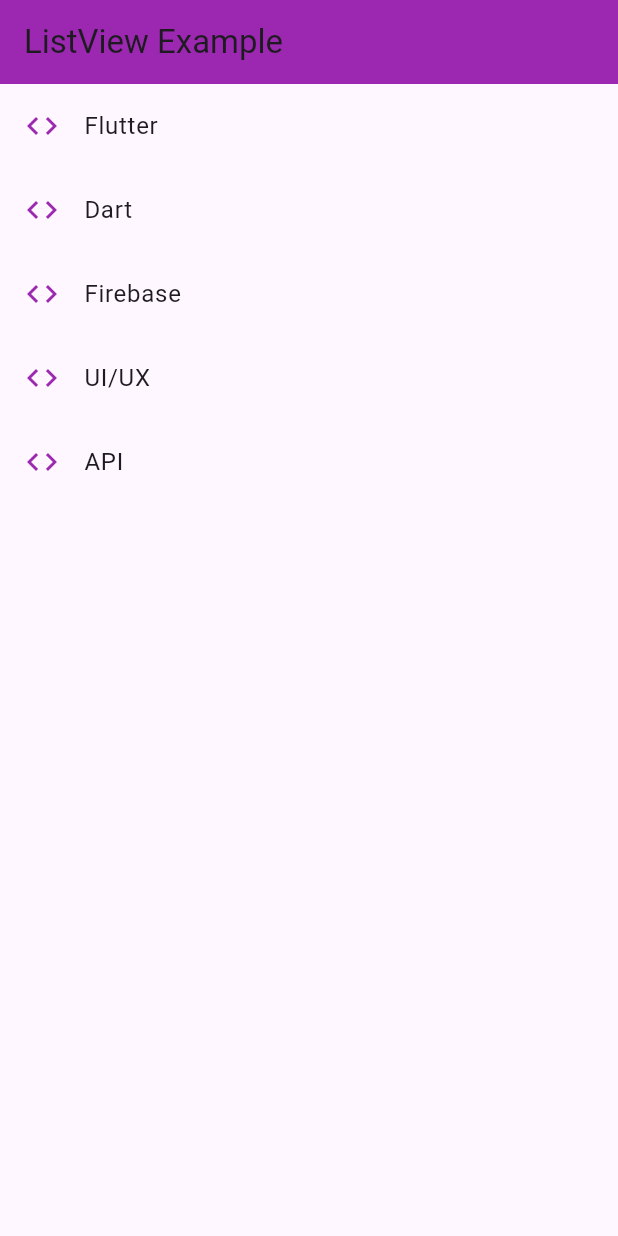
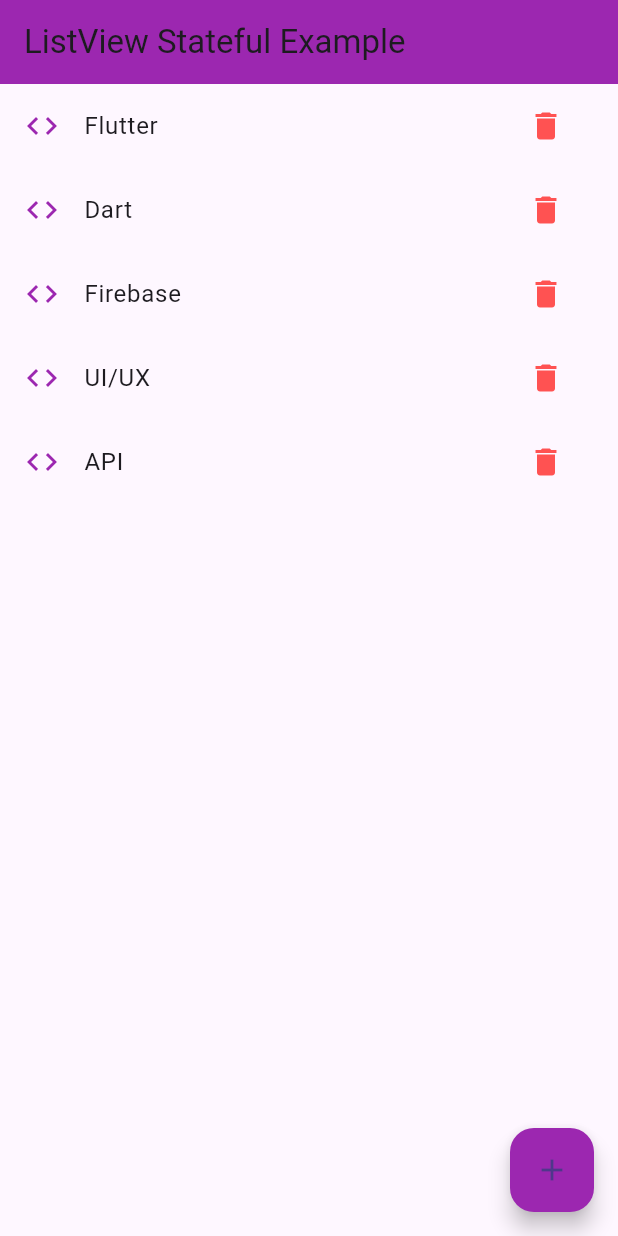
Before and after one commit to ardheliapm/fluttermobile, a Flutter app: the ListViewExample screen opened directly, on a phone screen of 412 x 824 dp. Run offline on Flutter 3.47's test engine with Material 3 defaults, Android fonts, the phone set to English and light mode, and no system bars; our stand-ins replace google_fonts.

Commit message:
coba statefull listview builder

```diff
--- a/sib3b/lib/list.dart
+++ b/sib3b/lib/list.dart
@@ -16,10 +16,15 @@ class MyApp extends StatelessWidget {
   }
 }
 
-class ListViewExample extends StatelessWidget {
+class ListViewExample extends StatefulWidget {
   const ListViewExample({super.key});
 
-  final List<String> items = const [
+  @override
+  State<ListViewExample> createState() => _ListViewExampleState();
+}
+
+class _ListViewExampleState extends State<ListViewExample> {
+  final List<String> items = [
     'Flutter',
     'Dart',
     'Firebase',
@@ -27,11 +32,23 @@ class ListViewExample extends StatelessWidget {
     'API',
   ];
 
+  void _tambahItem() {
+    setState(() {
+      items.add('Item ${items.length + 1}');
+    });
+  }
+
+  void _hapusItem(int index) {
+    setState(() {
+      items.removeAt(index);
+    });
+  }
+
   @override
   Widget build(BuildContext context) {
     return Scaffold(
       appBar: AppBar(
-        title: const Text('ListView Example'),
+        title: const Text('ListView Stateful Example'),
         backgroundColor: Colors.purple,
       ),
       body: ListView.builder(
@@ -40,9 +57,25 @@ class ListViewExample extends StatelessWidget {
           return ListTile(
             leading: const Icon(Icons.code, color: Colors.purple),
             title: Text(items[index]),
-            onTap: () => print('Klik: ${items[index]}'),
+            trailing: IconButton(
+              icon: const Icon(Icons.delete, color: Colors.redAccent),
+              onPressed: () => _hapusItem(index),
+            ),
+            onTap: () {
+              ScaffoldMessenger.of(context).showSnackBar(
+                SnackBar(
+                  content: Text('Kamu menekan: ${items[index]}'),
+                  duration: const Duration(seconds: 1),
+                ),
+              );
+            },
           );
         },
+      ),
+      floatingActionButton: FloatingActionButton(
+        backgroundColor: Colors.purple,
+        onPressed: _tambahItem,
+        child: const Icon(Icons.add),
       ),
     );
   }
```
